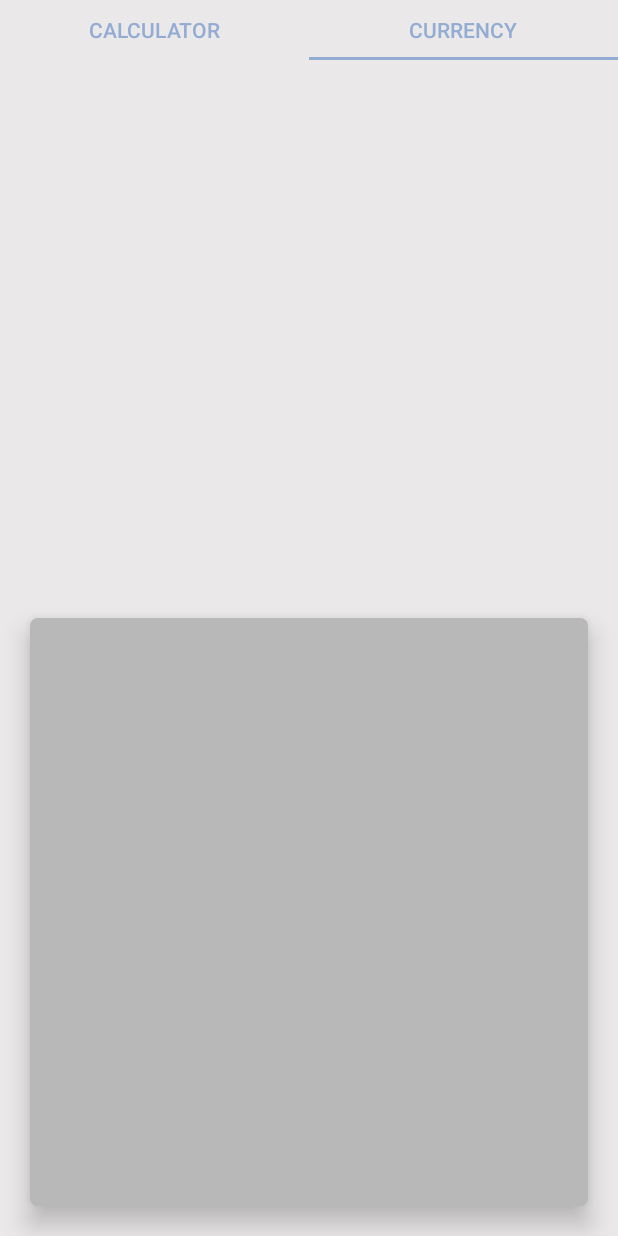
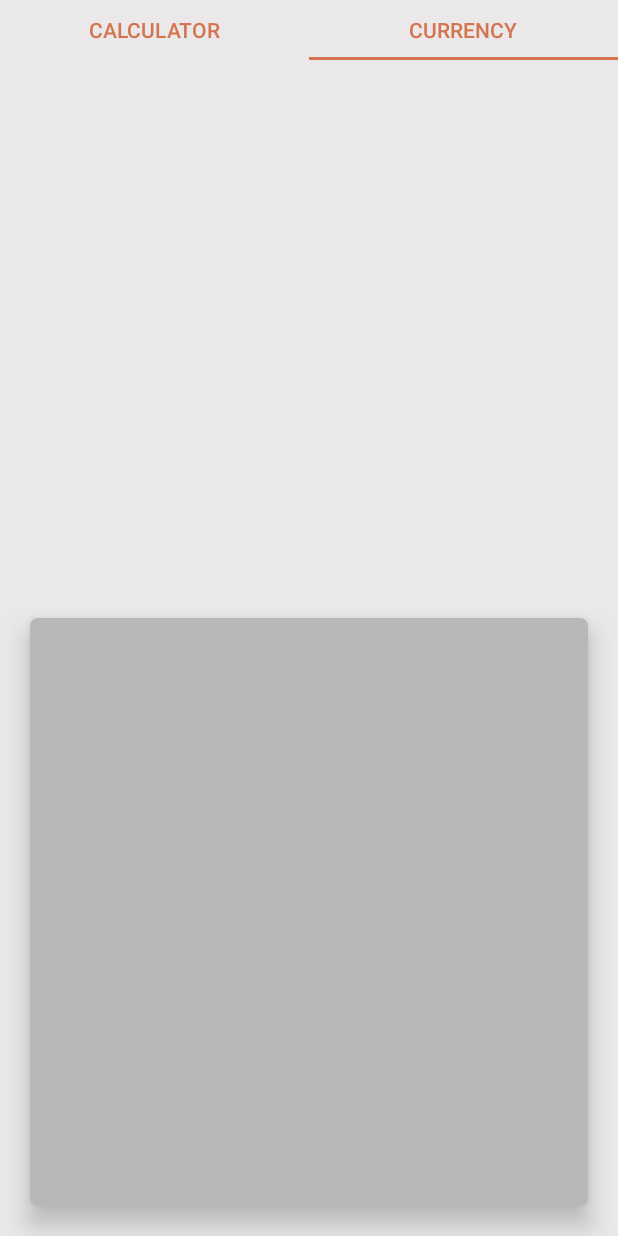
Before and after one commit to Kostaskotro/MyCalculator, an Android app: the screen it shows after launch (MainActivity), tab 2 chosen, on a phone screen of 412 x 824 dp. Run offline under Robolectric (Android 15) with nearby library versions, the phone set to English and light mode, and no system bars; our stand-ins replace data binding; 1 statement that could not run was skipped.

Commit message:
minor code changes

```diff
--- a/app/src/main/java/com/boubalos/mycalculator/viewmodels/CurrencyViewModel.java
+++ b/app/src/main/java/com/boubalos/mycalculator/viewmodels/CurrencyViewModel.java
@@ -38,7 +38,7 @@ public class CurrencyViewModel extends ParentViewModel {
     public static final String INIT_COMPLETE = "init complete";
     public static final String SERVICE_ERROR = "service error";
     public static final String READY = "ready";
-    public static final int CURRENCY_FIELDS = 3;
+    public static final int CURRENCY_FIELDS = 5;
 
     private MutableLiveData<String> errorMessage = new MutableLiveData<>();
     private MutableLiveData<Boolean> connectionError = new MutableLiveData<>();
--- a/app/src/main/java/com/boubalos/mycalculator/views/MainActivity.java
+++ b/app/src/main/java/com/boubalos/mycalculator/views/MainActivity.java
@@ -1,6 +1,5 @@
 package com.boubalos.mycalculator.views;
 
-import android.animation.LayoutTransition;
 import android.os.Bundle;
 import android.view.View;
 import android.view.animation.Animation;
@@ -56,26 +55,28 @@ public class MainActivity extends AppCompatActivity implements ViewPager.OnPageC
 
 
     private void PlayStartingAnimation() {
-        final Animation anim = AnimationUtils.loadAnimation(this, R.anim.bounce_from_bottom);
+        final Animation anim = AnimationUtils.loadAnimation(this, R.anim.slide_from_bottom);
         numpadBinding.getRoot().startAnimation(anim);
         int offset = 1000;
 
         int count = numPadView.getChildCount();
         for (int i = 0; i < count; i++) {
-            TextView button = (TextView) numPadView.getChildAt(count - i - 1);
-            final Animation myAnim = AnimationUtils.loadAnimation(this, R.anim.bounce_from_right);
+            View button =  numPadView.getChildAt(count - i - 1);
+            final Animation myAnim = AnimationUtils.loadAnimation(this, R.anim.bounce_from_top);
             myAnim.setStartOffset(i * 50 + offset);
             button.startAnimation(myAnim);
         }
-        final Animation myAnim = AnimationUtils.loadAnimation(this, R.anim.bounce_from_top);
+        final Animation myAnim = AnimationUtils.loadAnimation(this, R.anim.slide_from_top);
         mainViewPager.startAnimation(myAnim);
     }
 
     private void HideOperatorsAnimation() {
         int count = numPadView.getChildCount();
         for (int i = 0; i < count; i++) {
-            TextView button = (TextView) numPadView.getChildAt(count - i - 1);
-            char c = button.getText().charAt(0);
+            View button = numPadView.getChildAt(count - i - 1);
+            char c='C';
+            if(button instanceof TextView)
+             c = ((TextView)button).getText().charAt(0);
             if (!(Character.isDigit(c) || c == 'C' || c == 'b' || c == '.')) {
                 final Animation myAnim = AnimationUtils.loadAnimation(this, R.anim.disappear_from_bot);
                 myAnim.setStartOffset(i * 10);
@@ -101,10 +102,12 @@ public class MainActivity extends AppCompatActivity implements ViewPager.OnPageC
     private void ShowOperatorsAnimation() {
         int count = numPadView.getChildCount();
         for (int i = 0; i < count; i++) {
-            TextView button = (TextView) numPadView.getChildAt(count - i - 1);
-            char c = button.getText().charAt(0);
+            View button = numPadView.getChildAt(count - i - 1);
+            char c='C';
+            if(button instanceof TextView)
+                c = ((TextView)button).getText().charAt(0);
             if (!(Character.isDigit(c) || c == 'C' || c == 'b' || c == '.')) {
-                final Animation myAnim = AnimationUtils.loadAnimation(this, R.anim.bounce_from_right);
+                final Animation myAnim = AnimationUtils.loadAnimation(this, R.anim.bounce_from_top);
                 myAnim.setStartOffset(i * 10);
                 myAnim.setStartOffset(i * 10);
                 myAnim.setAnimationListener(new Animation.AnimationListener() {
--- a/app/src/main/java/com/boubalos/mycalculator/views/bindings/MyNumpad.java
+++ b/app/src/main/java/com/boubalos/mycalculator/views/bindings/MyNumpad.java
@@ -18,6 +18,10 @@ public class MyNumpad {
         playAnim(v);
         CharSequence input = ((TextView) v).getText();
         activeviewModel.setInput(input.charAt(0));
+    }
+    public void onBackspacePress(View v){
+        playAnim(v);
+        activeviewModel.setInput('b');
     }
 
     public void playAnim(View v) {
--- a/app/src/main/res/anim/bounce_from_right.xml
+++ /dev/null
@@ -1,27 +0,0 @@
-<?xml version="1.0" encoding="utf-8"?>
-<set xmlns:android="http://schemas.android.com/apk/res/android"
-
-    android:interpolator="@android:anim/bounce_interpolator">
-
-    <!-- Use your working translate animation here-->
-    <translate
-        android:duration="800"
-        android:fromYDelta="-100%p"
-        android:toYDelta="0%p" />
-
-    <scale
-        android:duration="1000"
-        android:fromXScale="1.1"
-        android:toXScale="1"
-        android:fromYScale="1.1"
-        android:toYScale="1"
-        />
-<!--    <alpha-->
-<!--        android:duration="2000"-->
-<!--        android:fromAlpha="0"-->
-<!--        android:toAlpha="1"-->
-<!--        />-->
-
-
-
-</set>
--- a/app/src/main/res/anim/bounce_from_top.xml
+++ b/app/src/main/res/anim/bounce_from_top.xml
@@ -1,11 +1,27 @@
 <?xml version="1.0" encoding="utf-8"?>
 <set xmlns:android="http://schemas.android.com/apk/res/android"
 
-    android:interpolator="@android:anim/accelerate_decelerate_interpolator">
+    android:interpolator="@android:anim/bounce_interpolator">
 
-        <translate
-            android:duration="1000"
-            android:fromYDelta="-50%p"
-            android:toYDelta="0%p" />
+    <!-- Use your working translate animation here-->
+    <translate
+        android:duration="800"
+        android:fromYDelta="-100%p"
+        android:toYDelta="0%p" />
+
+    <scale
+        android:duration="1000"
+        android:fromXScale="1.1"
+        android:toXScale="1"
+        android:fromYScale="1.1"
+        android:toYScale="1"
+        />
+<!--    <alpha-->
+<!--        android:duration="2000"-->
+<!--        android:fromAlpha="0"-->
+<!--        android:toAlpha="1"-->
+<!--        />-->
+
+
 
 </set>
--- /dev/null
+++ b/app/src/main/res/anim/slide_from_top.xml
@@ -0,0 +1,11 @@
+<?xml version="1.0" encoding="utf-8"?>
+<set xmlns:android="http://schemas.android.com/apk/res/android"
+
+    android:interpolator="@android:anim/accelerate_decelerate_interpolator">
+
+        <translate
+            android:duration="1000"
+            android:fromYDelta="-50%p"
+            android:toYDelta="0%p" />
+
+</set>
--- /dev/null
+++ b/app/src/main/res/drawable/backspace_icon.xml
@@ -0,0 +1,5 @@
+<vector android:height="10dp" android:tint="#FFFFFF"
+    android:viewportHeight="24.0" android:viewportWidth="24.0"
+    android:width="10dp" xmlns:android="http://schemas.android.com/apk/res/android">
+    <path android:fillColor="#FF000000" android:pathData="M22,3L7,3c-0.69,0 -1.23,0.35 -1.59,0.88L0,12l5.41,8.11c0.36,0.53 0.9,0.89 1.59,0.89h15c1.1,0 2,-0.9 2,-2L24,5c0,-1.1 -0.9,-2 -2,-2zM19,15.59L17.59,17 14,13.41 10.41,17 9,15.59 12.59,12 9,8.41 10.41,7 14,10.59 17.59,7 19,8.41 15.41,12 19,15.59z"/>
+</vector>
--- a/app/src/main/res/layout/calculator_input_layout.xml
+++ b/app/src/main/res/layout/calculator_input_layout.xml
@@ -26,7 +26,8 @@
             android:layout_gravity="end"
             android:textAlignment="textEnd"
             android:text="@{viewModel.history}"
-            android:textSize="20dp" />
+            android:textSize="20dp"
+            android:layout_marginBottom="20dp"/>
 
         <TextView
             android:id="@+id/input"
--- a/app/src/main/res/layout/calculator_numpad_layout.xml
+++ b/app/src/main/res/layout/calculator_numpad_layout.xml
@@ -5,7 +5,6 @@
         <variable
             name="numpad"
             type="com.boubalos.mycalculator.views.bindings.MyNumpad" />
-        <import type="com.boubalos.mycalculator.views.bindings.MyNumpad"/>
         <import type="android.view.View"/>
 
     </data>
@@ -40,7 +39,8 @@
             android:padding="5dp"
             android:text="C" />
 
-        <TextView
+        <ImageView
+            android:src="@drawable/backspace_icon"
             android:id="@+id/backspace_btn"
             style="@style/CalculatorButtons"
             android:layout_width="0dp"
@@ -49,8 +49,8 @@
             android:layout_columnWeight="1"
             android:layout_margin="5dp"
             android:gravity="center"
-            android:onClick="@{numpad::onButtonPress}"
-            android:padding="5dp"
+            android:onClick="@{numpad::onBackspacePress}"
+            android:padding="15dp"
             android:text="b" />
 
         <TextView
--- a/app/src/main/res/layout/currency_item.xml
+++ b/app/src/main/res/layout/currency_item.xml
@@ -8,6 +8,7 @@
         android:layout_height="80dp"
         android:layout_margin="4dp"
         android:layout_marginBottom="20dp"
+        android:backgroundTint="@color/White"
         android:background="@drawable/round_edges_white"
         android:elevation="5dp">
 
--- a/app/src/main/res/values/colors.xml
+++ b/app/src/main/res/values/colors.xml
@@ -2,7 +2,7 @@
 <resources>
     <color name="colorPrimary">#6B6870</color>
     <color name="colorPrimaryDark">#3B3A40</color>
-    <color name="colorAccent">#93ACD3</color>
+    <color name="colorAccent">#D3744E</color>
     <color name="softBlue">#A0C2F3</color>
     <color name="SoftGrey">#b8b8b8</color>
     <color name="softWhite">#EAE8E8</color>
```
Also changed, not shown: app/src/main/res/anim/slide_from_bottom.xml (renamed from app/src/main/res/anim/bounce_from_bottom.xml).
